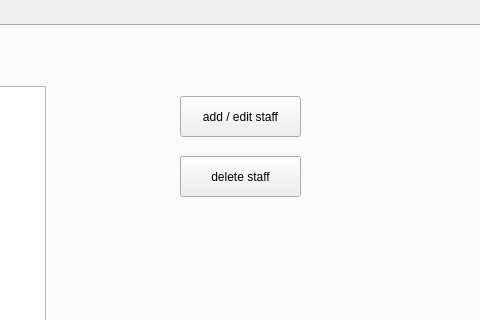
Qt form staffpanel.ui (amirfarhoudniya/Hotel-managment) before a commit; both pictures show x 272 to 752 and y 0 to 320 of the 944 by 586 pixel window.
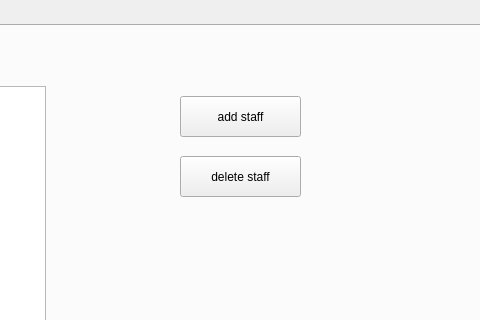
The same form after that commit.

Commit message: delete staff pushButton added

Diff of the .ui file:
```diff
--- a/staffpanel.ui
+++ b/staffpanel.ui
@@ -719,7 +719,7 @@
       </rect>
      </property>
      <property name="text">
-      <string>add / edit staff</string>
+      <string>add staff</string>
      </property>
     </widget>
     <widget class="QPushButton" name="deleteStaffs_pushButton">
```
The commit also changes 5 other files.
